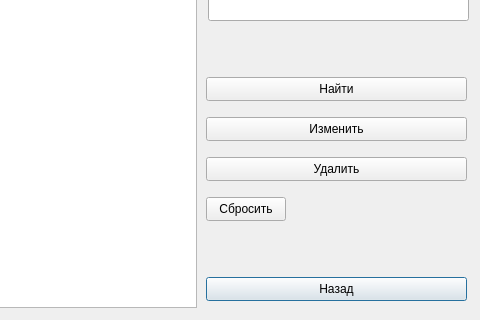
Before: the Qt Designer form table_login.ui in artik0811/ud_kursach, drawn with Qt 5; both pictures show x 94 to 574 and y 183 to 503 of the 574 by 503 pixel window.
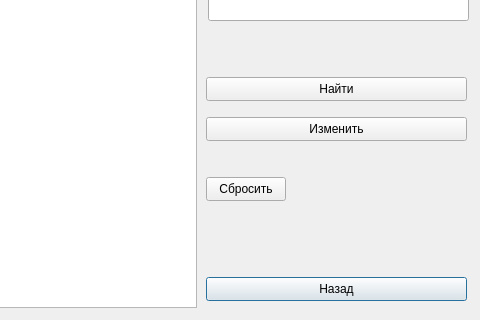
After: the same form once the commit is applied.

Diff of the .ui file:
```diff
--- a/table_login.ui
+++ b/table_login.ui
@@ -95,19 +95,6 @@
     <string>Найти</string>
    </property>
   </widget>
-  <widget class="QPushButton" name="deleteButton">
-   <property name="geometry">
-    <rect>
-     <x>300</x>
-     <y>340</y>
-     <width>261</width>
-     <height>24</height>
-    </rect>
-   </property>
-   <property name="text">
-    <string>Удалить</string>
-   </property>
-  </widget>
   <widget class="QPushButton" name="changeButton">
    <property name="geometry">
     <rect>
@@ -148,7 +135,7 @@
    <property name="geometry">
     <rect>
      <x>300</x>
-     <y>380</y>
+     <y>360</y>
      <width>80</width>
      <height>24</height>
     </rect>
```
Left out of the diff: 2 changed lines with no effect on the pictures.
